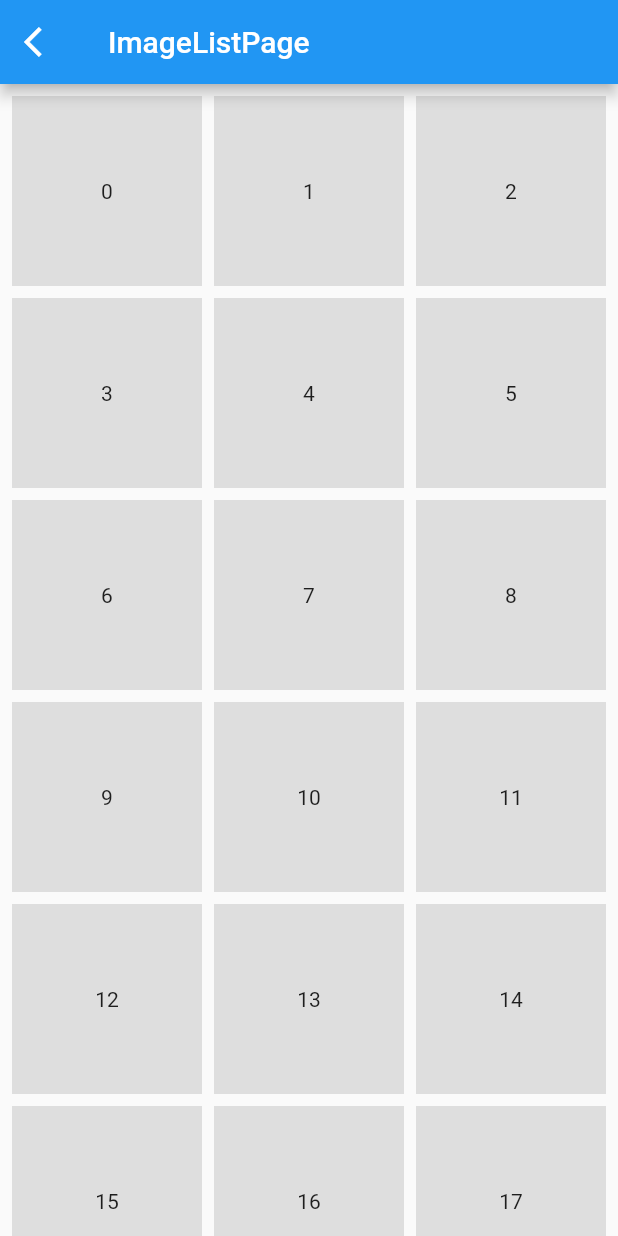
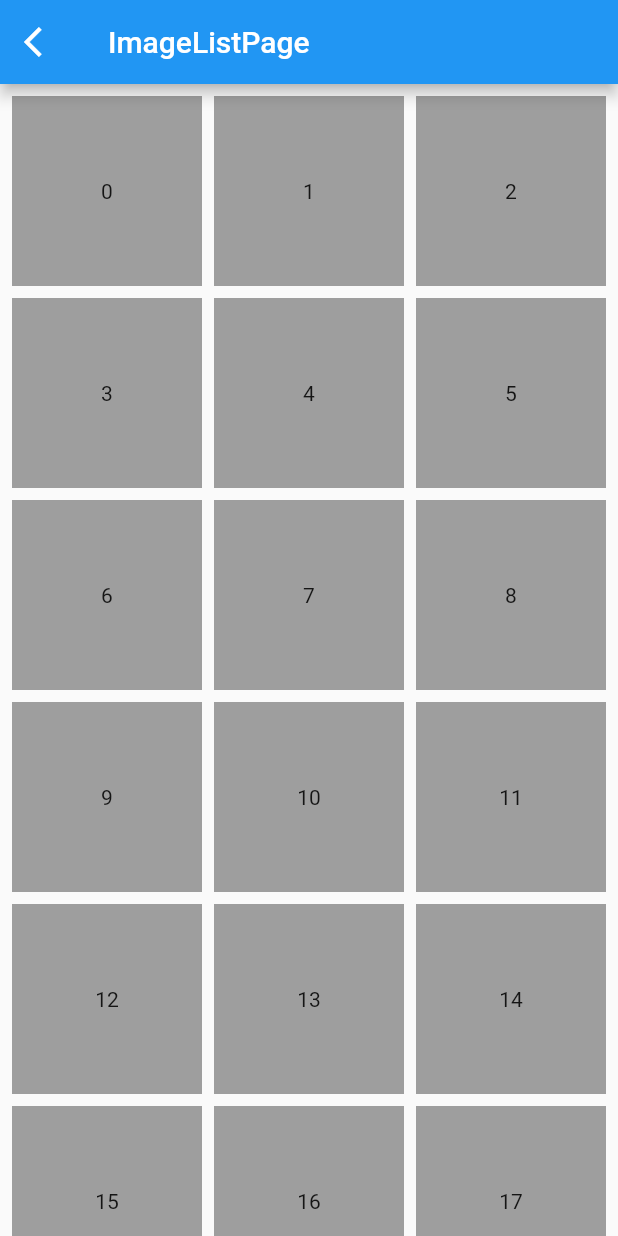
Before and after one commit to AppDeveloperMLLB/sample_transition_animation, a Flutter app: the ImageListPage screen opened by its route, on a phone screen of 412 x 824 dp. Run offline on Flutter 3.47's test engine with Material 2 defaults, Android fonts, the phone set to English and light mode, and no system bars; our stand-ins replace go_router.

Commit message:
画像一覧ページと画像詳細ページを追加

```diff
--- a/lib/image_list_page.dart
+++ /dev/null
@@ -1,159 +0,0 @@
-import 'dart:math';
-
-import 'package:flutter/material.dart';
-import 'package:go_router/go_router.dart';
-import 'package:sample_transition_animation/router.dart';
-
-class ImageListPage extends StatefulWidget {
-  const ImageListPage({super.key});
-
-  @override
-  State<ImageListPage> createState() => _ImageListPageState();
-}
-
-class _ImageListPageState extends State<ImageListPage> {
-  bool showImageDetail = false;
-  int selectedIndex = 0;
-  @override
-  Widget build(BuildContext context) {
-    return Stack(
-      children: [
-        Scaffold(
-          appBar: AppBar(
-            leading: IconButton(
-              icon: const Icon(Icons.arrow_back_ios),
-              onPressed: () {
-                context.goNamed(AppRoute.home.name);
-              },
-            ),
-            title: const Text(
-              "ImageListPage",
-            ),
-          ),
-          body: SafeArea(
-            child: Center(
-              child: GridView.builder(
-                gridDelegate: const SliverGridDelegateWithFixedCrossAxisCount(
-                  mainAxisSpacing: 8,
-                  crossAxisSpacing: 8,
-                  crossAxisCount: 3,
-                ),
-                itemCount: 40,
-                padding: const EdgeInsets.all(8),
-                itemBuilder: (context, index) {
-                  return Item(
-                    index: index,
-                    onTap: () {
-                      setState(() {
-                        showImageDetail = true;
-                        selectedIndex = index;
-                      });
-                    },
-                  );
-                },
-                shrinkWrap: true,
-              ),
-            ),
-          ),
-        ),
-        if (showImageDetail)
-          ImageDetail(
-              index: selectedIndex,
-              onDragEnd: () {
-                setState(() {
-                  showImageDetail = false;
-                });
-              })
-      ],
-    );
-  }
-}
-
-class ImageDetail extends StatefulWidget {
-  final int index;
-  final VoidCallback onDragEnd;
-  const ImageDetail({
-    super.key,
-    required this.index,
-    required this.onDragEnd,
-  });
-
-  @override
-  State<ImageDetail> createState() => _ImageDetailState();
-}
-
-class _ImageDetailState extends State<ImageDetail> {
-  Offset offset = const Offset(0, 0);
-  @override
-  Widget build(BuildContext context) {
-    return Scaffold(
-      backgroundColor: ThemeData().scaffoldBackgroundColor.withOpacity(
-            max(0.5, 1 - offset.dy / 200),
-          ),
-      appBar: AppBar(
-        leading: IconButton(
-          icon: const Icon(
-            Icons.arrow_back_ios,
-          ),
-          onPressed: () => widget.onDragEnd.call(),
-        ),
-        title: const Text("Image Detail"),
-      ),
-      body: SafeArea(
-        child: Center(
-          child: Stack(
-            clipBehavior: Clip.none,
-            children: [
-              buildTransform(),
-            ],
-          ),
-        ),
-      ),
-    );
-  }
-
-  Widget buildTransform() {
-    return Transform.translate(
-      offset: offset,
-      child: GestureDetector(
-        onVerticalDragUpdate: (details) {
-          if (details.delta.dy > 0) {
-            setState(() {
-              offset += details.delta;
-            });
-          }
-        },
-        onVerticalDragEnd: (details) {
-          widget.onDragEnd.call();
-        },
-        child: Container(
-          width: MediaQuery.of(context).size.width * (0.8),
-          height: MediaQuery.of(context).size.width * (0.4),
-          color: Colors.grey,
-          child: Center(
-            child: Text("${widget.index}"),
-          ),
-        ),
-      ),
-    );
-  }
-}
-
-class Item extends StatelessWidget {
-  final int index;
-  final VoidCallback onTap;
-  const Item({super.key, required this.index, required this.onTap});
-
-  @override
-  Widget build(BuildContext context) {
-    return GestureDetector(
-      onTap: onTap,
-      child: Container(
-        color: Colors.grey.withOpacity(0.3),
-        child: Center(
-          child: Text("$index"),
-        ),
-      ),
-    );
-  }
-}
--- /dev/null
+++ b/lib/presentation/image_list_page/imaga_grid_item.dart
@@ -0,0 +1,20 @@
+import 'package:flutter/material.dart';
+
+class ImageGridItem extends StatelessWidget {
+  final int index;
+  final VoidCallback onTap;
+  const ImageGridItem({super.key, required this.index, required this.onTap});
+
+  @override
+  Widget build(BuildContext context) {
+    return GestureDetector(
+      onTap: onTap,
+      child: Container(
+        color: Colors.grey,
+        child: Center(
+          child: Text("$index"),
+        ),
+      ),
+    );
+  }
+}
--- /dev/null
+++ b/lib/presentation/image_list_page/image_grid_view.dart
@@ -0,0 +1,38 @@
+import 'package:flutter/material.dart';
+import 'package:sample_transition_animation/presentation/image_list_page/imaga_grid_item.dart';
+
+double imageGridWidth = 0;
+double imageGridHeight = 0;
+
+class ImageGridView extends StatelessWidget {
+  final void Function(int tapIndex) onTap;
+  const ImageGridView({super.key, required this.onTap});
+
+  @override
+  Widget build(BuildContext context) {
+    return GridView.builder(
+      gridDelegate: const SliverGridDelegateWithFixedCrossAxisCount(
+        mainAxisSpacing: 8,
+        crossAxisSpacing: 8,
+        crossAxisCount: 3,
+      ),
+      itemCount: 40,
+      padding: const EdgeInsets.all(8),
+      itemBuilder: (context, index) {
+        return LayoutBuilder(
+          builder: (context, constraints) {
+            imageGridWidth = constraints.maxWidth;
+            imageGridHeight = constraints.maxWidth;
+            return ImageGridItem(
+              index: index,
+              onTap: () {
+                onTap(index);
+              },
+            );
+          },
+        );
+      },
+      shrinkWrap: true,
+    );
+  }
+}
--- /dev/null
+++ b/lib/presentation/image_list_page/image_list_page.dart
@@ -0,0 +1,58 @@
+import 'package:flutter/material.dart';
+import 'package:go_router/go_router.dart';
+import 'package:sample_transition_animation/presentation/image_list_page/image_detail_page.dart';
+import 'package:sample_transition_animation/presentation/image_list_page/image_grid_view.dart';
+import 'package:sample_transition_animation/router.dart';
+
+class ImageListPage extends StatefulWidget {
+  const ImageListPage({super.key});
+
+  @override
+  State<ImageListPage> createState() => _ImageListPageState();
+}
+
+class _ImageListPageState extends State<ImageListPage> {
+  bool showImageDetail = false;
+  int selectedIndex = 0;
+  @override
+  Widget build(BuildContext context) {
+    return Stack(
+      children: [
+        Scaffold(
+          appBar: AppBar(
+            leading: IconButton(
+              icon: const Icon(Icons.arrow_back_ios),
+              onPressed: () {
+                context.goNamed(AppRoute.home.name);
+              },
+            ),
+            title: const Text(
+              "ImageListPage",
+            ),
+          ),
+          body: SafeArea(
+            child: Center(
+              child: ImageGridView(
+                onTap: (tapIndex) {
+                  setState(() {
+                    selectedIndex = tapIndex;
+                    showImageDetail = true;
+                  });
+                },
+              ),
+            ),
+          ),
+        ),
+        if (showImageDetail)
+          ImageDetailPage(
+            index: selectedIndex,
+            onDragEnd: () {
+              setState(() {
+                showImageDetail = false;
+              });
+            },
+          ),
+      ],
+    );
+  }
+}
--- a/lib/router.dart
+++ b/lib/router.dart
@@ -1,8 +1,7 @@
 import 'package:flutter/material.dart';
 import 'package:go_router/go_router.dart';
-import 'package:sample_transition_animation/image_detail_page.dart';
-import 'package:sample_transition_animation/image_list_page.dart';
 import 'package:sample_transition_animation/main.dart';
+import 'package:sample_transition_animation/presentation/image_list_page/image_list_page.dart';
 
 enum AppRoute {
   home(
@@ -40,10 +39,6 @@ enum AppRoute {
   imageListPage(
     path: '/imageListPage',
     name: 'imageListPage',
-  ),
-  imageDetailPage(
-    path: '/imageListPage/imageDetailPage',
-    name: 'imageDetailPage',
   ),
   page1(
     path: '/page1',
@@ -297,18 +292,6 @@ final goRouter = GoRouter(
       builder: (context, state) {
         return const ImageListPage();
       },
-      routes: [
-        GoRoute(
-          path: "imageDetailPage",
-          name: AppRoute.imageDetailPage.name,
-          builder: (context, state) {
-            final index = state.extra as int;
-            return ImageDetailPage(
-              index: index,
-            );
-          },
-        ),
-      ],
     ),
   ],
 );
```
Also changed, not shown: lib/image_detail_page.dart (deleted, +0 -67 lines), lib/presentation/image_list_page/image_detail_page.dart (added, +50 -0 lines), lib/presentation/image_list_page/image_detail_view.dart (added, +71 -0 lines).
